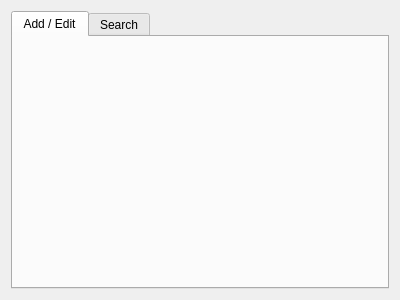
Before: the Qt Designer form mainwindow.ui in acraig5075/tag-a-file, drawn with Qt 5.
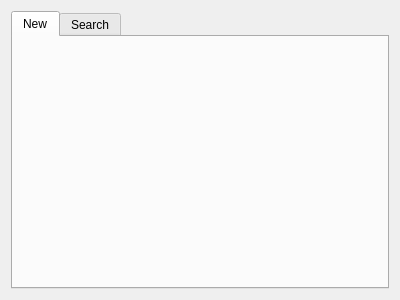
After: the same form once the commit is applied.

What changed in the file:
```diff
--- a/mainwindow.ui
+++ b/mainwindow.ui
@@ -31,7 +31,7 @@
       </property>
       <widget class="QWidget" name="tab">
        <attribute name="title">
-        <string>Add / Edit</string>
+        <string>New</string>
        </attribute>
        <layout class="QHBoxLayout" name="horizontalLayout">
         <item>
```
